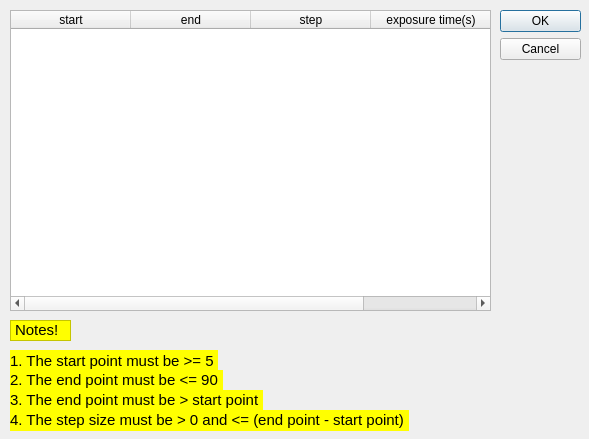
Qt form UI/DAQ_Tool/MS/intervals.ui (SESAME-Synchrotron/MS-XPD-ScanTool) before a commit.
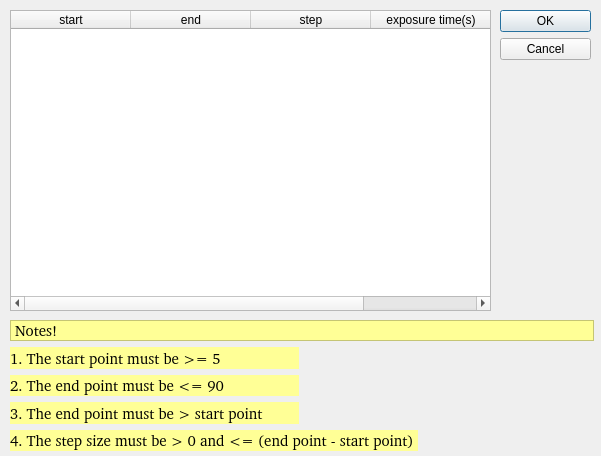
The same form after that commit. Custom widgets are drawn as their Qt base class.

Patch:
```diff
--- a/UI/DAQ_Tool/MS/intervals.ui
+++ b/UI/DAQ_Tool/MS/intervals.ui
@@ -6,8 +6,8 @@
    <rect>
     <x>0</x>
     <y>0</y>
-    <width>589</width>
-    <height>439</height>
+    <width>601</width>
+    <height>456</height>
    </rect>
   </property>
   <property name="windowTitle">
@@ -18,7 +18,7 @@
     <rect>
      <x>500</x>
      <y>10</y>
-     <width>81</width>
+     <width>91</width>
      <height>301</height>
     </rect>
    </property>
@@ -74,24 +74,101 @@
     </property>
    </column>
   </widget>
-  <widget class="QLabel" name="caution">
+  <widget class="QWidget" name="gridLayoutWidget_5">
    <property name="geometry">
     <rect>
      <x>10</x>
      <y>320</y>
-     <width>61</width>
-     <height>21</height>
+     <width>584</width>
+     <height>131</height>
     </rect>
    </property>
+   <layout class="QGridLayout" name="notesL">
+    <item row="3" column="0">
+     <layout class="QGridLayout" name="note3L">
+      <item row="0" column="0">
+       <widget class="QLabel" name="note3">
    <property name="font">
     <font>
+          <family>Nimbus Mono PS [urw]</family>
      <pointsize>11</pointsize>
+          <weight>50</weight>
+          <bold>false</bold>
+         </font>
+        </property>
+        <property name="styleSheet">
+         <string notr="true">background-color: rgb(255, 255, 150);</string>
+        </property>
+        <property name="text">
+         <string>3. The end point must be &gt; start point </string>
+        </property>
+       </widget>
+      </item>
+      <item row="0" column="1">
+       <widget class="QSimpleShape" name="note3S">
+        <property name="colour0" stdset="0">
+         <color>
+          <red>255</red>
+          <green>0</green>
+          <blue>0</blue>
+         </color>
+        </property>
+        <property name="flash0" stdset="0">
+         <bool>false</bool>
+        </property>
+       </widget>
+      </item>
+     </layout>
+    </item>
+    <item row="2" column="0">
+     <layout class="QGridLayout" name="note2L">
+      <item row="0" column="0">
+       <widget class="QLabel" name="note2">
+        <property name="font">
+         <font>
+          <family>Nimbus Mono PS [urw]</family>
+          <pointsize>11</pointsize>
+          <weight>50</weight>
+          <bold>false</bold>
+         </font>
+        </property>
+        <property name="styleSheet">
+         <string notr="true">background-color: rgb(255, 255, 150);</string>
+        </property>
+        <property name="text">
+         <string>2. The end point must be &lt;= 90 </string>
+        </property>
+       </widget>
+      </item>
+      <item row="0" column="1">
+       <widget class="QSimpleShape" name="note2S">
+        <property name="colour0" stdset="0">
+         <color>
+          <red>255</red>
+          <green>0</green>
+          <blue>0</blue>
+         </color>
+        </property>
+        <property name="flash0" stdset="0">
+         <bool>false</bool>
+        </property>
+       </widget>
+      </item>
+     </layout>
+    </item>
+    <item row="0" column="0">
+     <widget class="QLabel" name="caution">
+      <property name="font">
+       <font>
+        <family>Nimbus Mono PS [urw]</family>
+        <pointsize>11</pointsize>
+        <weight>50</weight>
+        <bold>false</bold>
      <stylestrategy>PreferDefault</stylestrategy>
     </font>
    </property>
    <property name="styleSheet">
-    <string notr="true">background-color: rgb(255, 255, 0);
-line-height: 1; padding: 0;</string>
+       <string notr="true">background-color: rgb(255, 255, 150);</string>
    </property>
    <property name="frameShape">
     <enum>QFrame::StyledPanel</enum>
@@ -100,148 +177,57 @@
     <string>&lt;html&gt;&lt;head/&gt;&lt;body&gt;&lt;p&gt;Notes!&lt;/p&gt;&lt;/body&gt;&lt;/html&gt;</string>
    </property>
   </widget>
-  <widget class="QWidget" name="gridLayoutWidget">
-   <property name="geometry">
-    <rect>
-     <x>10</x>
-     <y>350</y>
-     <width>271</width>
-     <height>21</height>
-    </rect>
-   </property>
+    </item>
+    <item row="1" column="0">
    <layout class="QGridLayout" name="note1L">
+      <item row="0" column="1">
+       <widget class="QSimpleShape" name="note1S">
+        <property name="colour0" stdset="0">
+         <color>
+          <red>255</red>
+          <green>0</green>
+          <blue>0</blue>
+         </color>
+        </property>
+        <property name="flash0" stdset="0">
+         <bool>false</bool>
+        </property>
+       </widget>
+      </item>
     <item row="0" column="0">
      <widget class="QLabel" name="note1">
       <property name="font">
        <font>
+          <family>Nimbus Mono PS [urw]</family>
         <pointsize>11</pointsize>
+          <weight>50</weight>
+          <bold>false</bold>
        </font>
       </property>
       <property name="styleSheet">
-       <string notr="true">background-color: rgb(255, 255, 0);</string>
+         <string notr="true">background-color: rgb(255, 255, 150);</string>
       </property>
       <property name="text">
        <string>1. The start point must be &gt;= 5 </string>
       </property>
      </widget>
     </item>
-    <item row="0" column="1">
-     <widget class="QSimpleShape" name="note1S">
-      <property name="colour0" stdset="0">
-       <color>
-        <red>255</red>
-        <green>0</green>
-        <blue>0</blue>
-       </color>
-      </property>
-      <property name="flash0" stdset="0">
-       <bool>false</bool>
-      </property>
-     </widget>
-    </item>
-   </layout>
-  </widget>
-  <widget class="QWidget" name="gridLayoutWidget_2">
-   <property name="geometry">
-    <rect>
-     <x>10</x>
-     <y>370</y>
-     <width>281</width>
-     <height>21</height>
-    </rect>
-   </property>
-   <layout class="QGridLayout" name="note2L">
-    <item row="0" column="0">
-     <widget class="QLabel" name="note2">
-      <property name="font">
-       <font>
-        <pointsize>11</pointsize>
-       </font>
-      </property>
-      <property name="styleSheet">
-       <string notr="true">background-color: rgb(255, 255, 0);</string>
-      </property>
-      <property name="text">
-       <string>2. The end point must be &lt;= 90 </string>
-      </property>
-     </widget>
+     </layout>
     </item>
-    <item row="0" column="1">
-     <widget class="QSimpleShape" name="note2S">
-      <property name="colour0" stdset="0">
-       <color>
-        <red>255</red>
-        <green>0</green>
-        <blue>0</blue>
-       </color>
-      </property>
-      <property name="flash0" stdset="0">
-       <bool>false</bool>
-      </property>
-     </widget>
-    </item>
-   </layout>
-  </widget>
-  <widget class="QWidget" name="gridLayoutWidget_3">
-   <property name="geometry">
-    <rect>
-     <x>10</x>
-     <y>390</y>
-     <width>321</width>
-     <height>20</height>
-    </rect>
-   </property>
-   <layout class="QGridLayout" name="note3L">
-    <item row="0" column="0">
-     <widget class="QLabel" name="note3">
-      <property name="font">
-       <font>
-        <pointsize>11</pointsize>
-       </font>
-      </property>
-      <property name="styleSheet">
-       <string notr="true">background-color: rgb(255, 255, 0);</string>
-      </property>
-      <property name="text">
-       <string>3. The end point must be &gt; start point </string>
-      </property>
-     </widget>
-    </item>
-    <item row="0" column="1">
-     <widget class="QSimpleShape" name="note3S">
-      <property name="colour0" stdset="0">
-       <color>
-        <red>255</red>
-        <green>0</green>
-        <blue>0</blue>
-       </color>
-      </property>
-      <property name="flash0" stdset="0">
-       <bool>false</bool>
-      </property>
-     </widget>
-    </item>
-   </layout>
-  </widget>
-  <widget class="QWidget" name="gridLayoutWidget_4">
-   <property name="geometry">
-    <rect>
-     <x>10</x>
-     <y>410</y>
-     <width>491</width>
-     <height>21</height>
-    </rect>
-   </property>
+    <item row="4" column="0">
    <layout class="QGridLayout" name="note4L">
     <item row="0" column="0">
      <widget class="QLabel" name="note4">
       <property name="font">
        <font>
+          <family>Nimbus Mono PS [urw]</family>
         <pointsize>11</pointsize>
+          <weight>50</weight>
+          <bold>false</bold>
        </font>
       </property>
       <property name="styleSheet">
-       <string notr="true">background-color: rgb(255, 255, 0);</string>
+         <string notr="true">background-color: rgb(255, 255, 150);</string>
       </property>
       <property name="text">
        <string>4. The step size must be &gt; 0 and &lt;= (end point - start point) </string>
@@ -261,6 +247,8 @@
        <bool>false</bool>
       </property>
      </widget>
+      </item>
+     </layout>
     </item>
    </layout>
   </widget>
```
Lines whose indentation alone changed are shown as unchanged.
